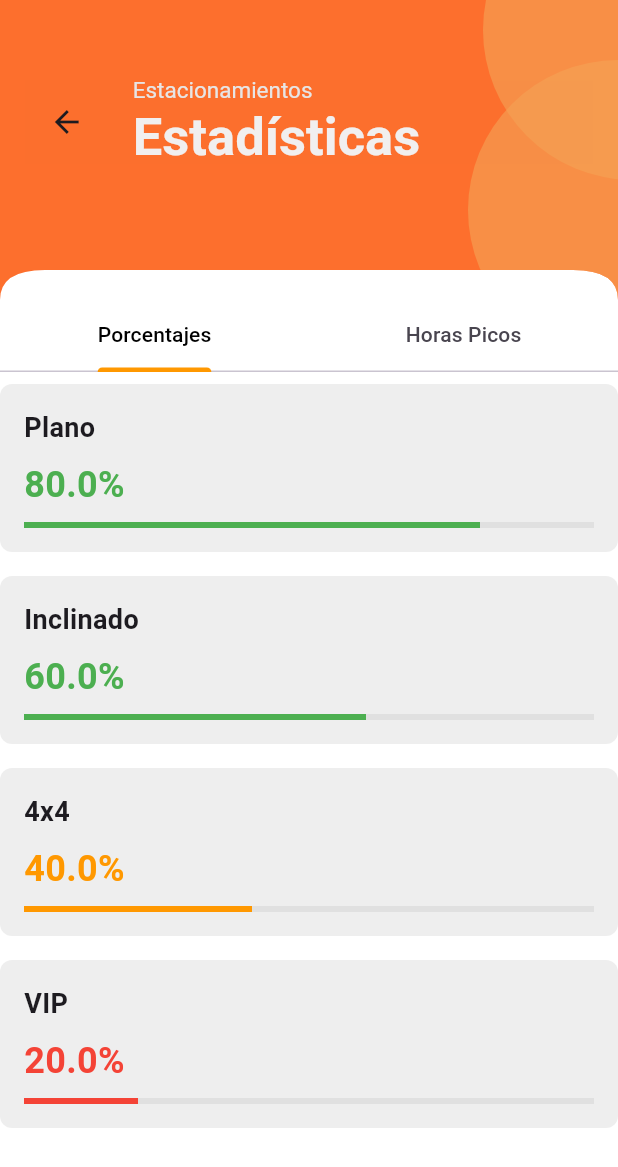
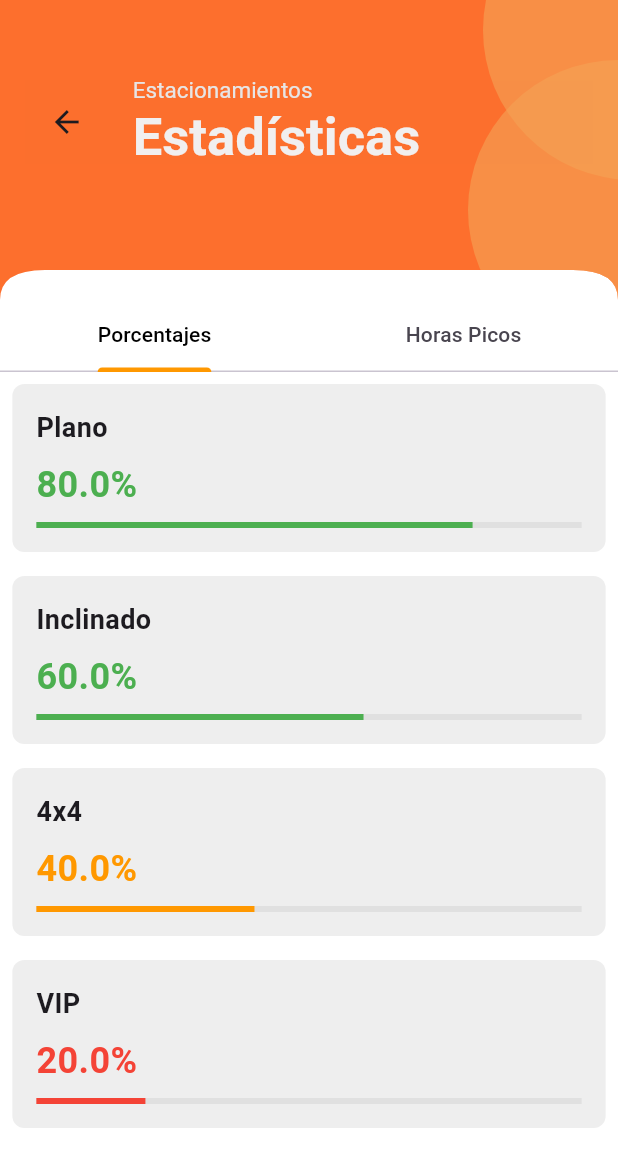
Before and after one commit to jesusmachta/U-Park, a Flutter app: the StatsScreen screen opened directly, on a phone screen of 412 x 824 dp. Shown: the top 1167 px of the screen. Run offline on Flutter 3.47's test engine with Material 3 defaults, Android fonts, the light colour scheme and no system bars; our stand-ins replace get, iconsax_flutter, supabase_flutter; accounts and stored records are empty.

Commit message:
:safety_vest: :iphone: Feat: Agrega validacion de disponibilidad y responsive

```diff
--- a/lib/controllers/parking_data.dart
+++ /dev/null
@@ -1,12 +0,0 @@
-// Clase para representar datos de estacionamiento
-class ParkingData {
-  final String name;
-  final int available;
-  final int total;
-
-  ParkingData({
-    required this.name,
-    required this.available,
-    required this.total,
-  });
-}
--- a/lib/views/Widgets/parking_card_availability.dart
+++ b/lib/views/Widgets/parking_card_availability.dart
@@ -18,17 +18,15 @@ class ParkingCardAvailability extends StatelessWidget {
     Color availableColor;
     if (available == 0) {
       availableColor = Colors.red;
-    } else if(available>= total/2){
+    } else if (available >= total / 2) {
       availableColor = Colors.green;
-    }
-    else {
+    } else {
       availableColor = Colors.orange;
     }
 
     return Center(
       child: LayoutBuilder(
         builder: (context, constraints) {
-
           final cardWidth = constraints.maxWidth > 600
               ? 600.0
               : (constraints.maxWidth * 0.9).toDouble();
--- a/lib/views/Widgets/parking_percentage_card.dart
+++ b/lib/views/Widgets/parking_percentage_card.dart
@@ -12,6 +12,7 @@ class ParkingPercentageCard extends StatelessWidget {
 
   @override
   Widget build(BuildContext context) {
+    double screenWidth = MediaQuery.of(context).size.width;
     Color availableColor;
     if (double.parse(percentage) > 50) {
       availableColor = Colors.green;
@@ -22,7 +23,8 @@ class ParkingPercentageCard extends StatelessWidget {
     }
     return Container(
       padding: const EdgeInsets.all(16.0),
-      margin: const EdgeInsets.symmetric(vertical: 8.0),
+      margin:
+          EdgeInsets.symmetric(vertical: 8.0, horizontal: screenWidth * 0.02),
       decoration: BoxDecoration(
         color: Colors.grey[200],
         borderRadius: BorderRadius.circular(8.0),
--- a/lib/views/stats_screen.dart
+++ b/lib/views/stats_screen.dart
@@ -77,9 +77,13 @@ class StatsScreen extends StatelessWidget {
               child: TabBarView(
                 children: [
                   // First tab content
-                  ParkingPercentageWidget(),
+                  SingleChildScrollView(
+                    child: ParkingPercentageWidget(),
+                  ),
                   // Second tab content
-                  PeakHoursWidget(),
+                  SingleChildScrollView(
+                    child: PeakHoursWidget(),
+                  )
                 ],
               ),
             ),
```
Also changed, not shown: lib/views/Widgets/parking_availability_widget.dart (+24 -4 lines). Lines whose indentation alone changed are shown as unchanged.
